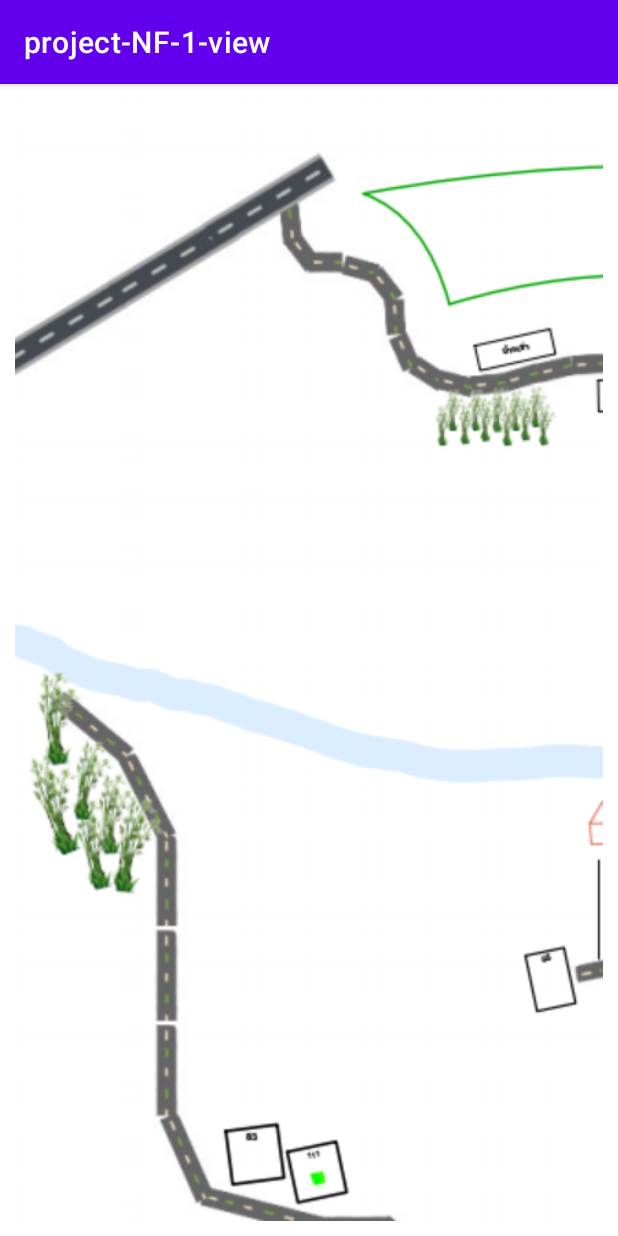
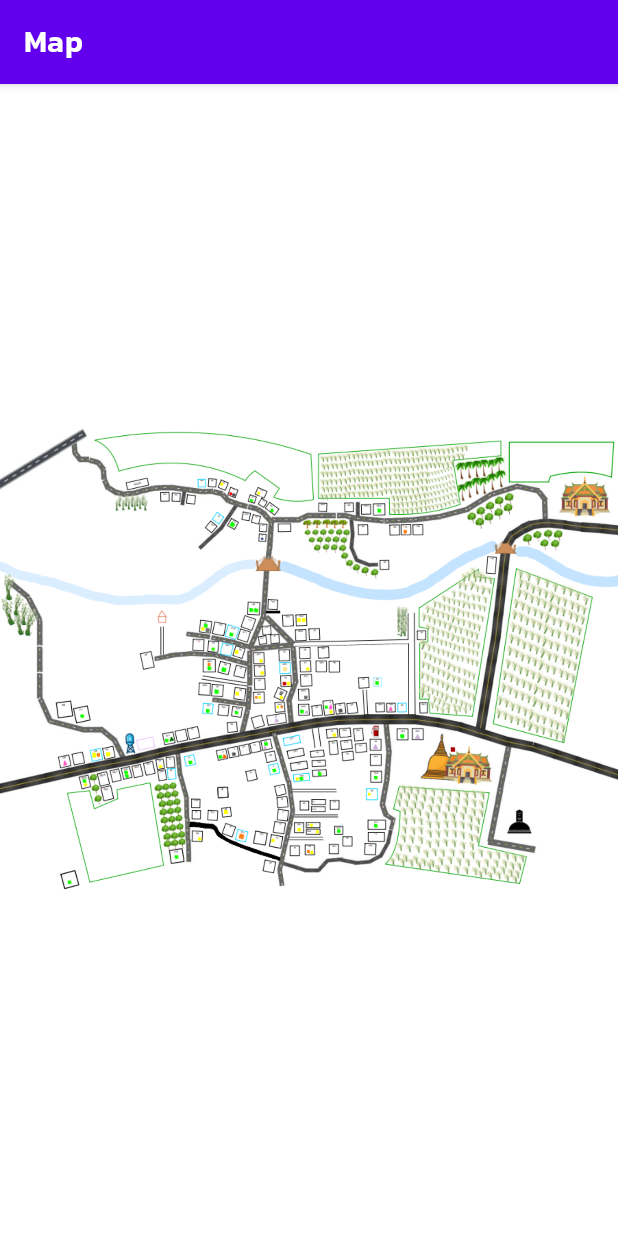
Before and after one commit to mekkkwiz/project-NF-1-view, an Android app: the screen it shows after launch (MainActivity), on a phone screen of 412 x 824 dp. Run offline under Robolectric (Android 15) with nearby library versions, the phone set to English and light mode, and no system bars; our stand-ins replace navigation-ui.

Commit message:
-add navigation path -add bottomsheet_dialog -add data to database -main map and other

```diff
--- a/app/build.gradle
+++ b/app/build.gradle
@@ -45,6 +45,8 @@ dependencies {
     implementation 'androidx.appcompat:appcompat:1.5.1'
     implementation 'com.google.android.material:material:1.7.0'
     implementation 'androidx.constraintlayout:constraintlayout:2.1.4'
+    implementation 'androidx.navigation:navigation-fragment-ktx:2.5.3'
+    implementation 'androidx.navigation:navigation-ui-ktx:2.5.3'
     testImplementation 'junit:junit:4.13.2'
     androidTestImplementation 'androidx.test.ext:junit:1.1.4'
     androidTestImplementation 'androidx.test.espresso:espresso-core:3.5.0'
--- a/app/src/main/java/com/prototype/project_nf_1_view/MainActivity.kt
+++ b/app/src/main/java/com/prototype/project_nf_1_view/MainActivity.kt
@@ -1,25 +1,23 @@
 package com.prototype.project_nf_1_view
+import android.os.Bundle
+import androidx.appcompat.app.AppCompatActivity
+import androidx.navigation.findNavController
+import androidx.navigation.fragment.NavHostFragment
 
-import android.os.Bundle
-import android.view.View
-import android.widget.Button
-import android.widget.Toast
-import androidx.appcompat.app.AppCompatActivity
+import androidx.navigation.ui.setupActionBarWithNavController
 
 class MainActivity : AppCompatActivity() {
     override fun onCreate(savedInstanceState: Bundle?) {
         super.onCreate(savedInstanceState)
         setContentView(R.layout.activity_main)
 
+        val navHostFragment = supportFragmentManager.findFragmentById(R.id.nav_host_fragment) as NavHostFragment
+        val navController = navHostFragment.navController
+        setupActionBarWithNavController(navController)
     }
 
-    fun marker1Click(view: View)
-    {
-        Toast.makeText(this, "address 88", Toast.LENGTH_LONG).show()
-    }
-
-    fun marker2Click(view: View)
-    {
-        Toast.makeText(this, "address 111", Toast.LENGTH_LONG).show()
+    override fun onSupportNavigateUp(): Boolean {
+        val navController = findNavController(R.id.nav_host_fragment)
+        return navController.navigateUp() || super.onSupportNavigateUp()
     }
 }
--- a/app/src/main/java/com/prototype/project_nf_1_view/data/PersonDao.kt
+++ b/app/src/main/java/com/prototype/project_nf_1_view/data/PersonDao.kt
@@ -17,8 +17,8 @@ interface PersonDao {
     fun readPersonByAddress(personAddress: String): LiveData<List<Person>>
 
     @Query("SELECT address FROM person_table WHERE first_name IN (:firstName)")
-    fun readAddressByFirstName(firstName: String): String
+    fun readAddressByFirstName(firstName: String): LiveData<String>
 
     @Query("SELECT vhv FROM person_table WHERE address IN (:personAddress)")
-    fun readVhvByAddress(personAddress: String): String
+    fun readVhvByAddress(personAddress: String): LiveData<String>
 }
--- a/app/src/main/java/com/prototype/project_nf_1_view/data/PersonRepository.kt
+++ b/app/src/main/java/com/prototype/project_nf_1_view/data/PersonRepository.kt
@@ -22,11 +22,11 @@ class PersonRepository(private val personDao: PersonDao) {
         return personDao.readPersonByAddress(personAddress)
     }
 
-    fun readAddressByFirstName(firstName: String): String {
+    fun readAddressByFirstName(firstName: String): LiveData<String> {
         return personDao.readAddressByFirstName(firstName)
     }
 
-    fun readVhvByAddress(personAddress: String): String {
+    fun readVhvByAddress(personAddress: String): LiveData<String> {
         return personDao.readVhvByAddress(personAddress)
     }
 }
--- /dev/null
+++ b/app/src/main/java/com/prototype/project_nf_1_view/fragments/AllMapFragment.kt
@@ -0,0 +1,43 @@
+package com.prototype.project_nf_1_view.fragments
+
+import android.os.Bundle
+import androidx.fragment.app.Fragment
+import android.view.LayoutInflater
+import android.view.View
+import android.view.ViewGroup
+import android.widget.Toast
+import androidx.navigation.fragment.findNavController
+import com.prototype.project_nf_1_view.R
+
+
+class AllMapFragment : Fragment() {
+
+    override fun onCreateView(
+        inflater: LayoutInflater, container: ViewGroup?,
+        savedInstanceState: Bundle?
+    ): View? {
+        // Inflate the layout for this fragment
+        val view = inflater.inflate(R.layout.fragment_all_map, container, false)
+
+        val btn_tl = view.findViewById<View>(R.id.btn_tl)
+        val btn_tr = view.findViewById<View>(R.id.btn_tr)
+        val btn_dl = view.findViewById<View>(R.id.btn_dl)
+        val btn_dr = view.findViewById<View>(R.id.btn_dr)
+
+        btn_tl.setOnClickListener {
+            Toast.makeText(context, "Top Left", Toast.LENGTH_SHORT).show()
+            findNavController().navigate(R.id.action_allMapFragment_to_mapTopLeftFragment)
+        }
+        btn_tr.setOnClickListener {
+            Toast.makeText(context, "Top Right", Toast.LENGTH_SHORT).show()
+        }
+        btn_dl.setOnClickListener {
+            Toast.makeText(context, "Down Left", Toast.LENGTH_SHORT).show()
+        }
+        btn_dr.setOnClickListener {
+            Toast.makeText(context, "Down Right", Toast.LENGTH_SHORT).show()
+        }
+
+        return view
+    }
+}
--- a/app/src/main/res/layout/activity_main.xml
+++ b/app/src/main/res/layout/activity_main.xml
@@ -1,6 +1,5 @@
 <?xml version="1.0" encoding="utf-8"?>
-<androidx.constraintlayout.widget.ConstraintLayout
-    xmlns:android="http://schemas.android.com/apk/res/android"
+<androidx.constraintlayout.widget.ConstraintLayout xmlns:android="http://schemas.android.com/apk/res/android"
     xmlns:app="http://schemas.android.com/apk/res-auto"
     xmlns:tools="http://schemas.android.com/tools"
     android:layout_width="match_parent"
@@ -8,62 +7,18 @@
     tools:context=".MainActivity">
 
 
-    <HorizontalScrollView
+    <androidx.fragment.app.FragmentContainerView
+        android:id="@+id/nav_host_fragment"
+        android:name="androidx.navigation.fragment.NavHostFragment"
         android:layout_width="match_parent"
         android:layout_height="match_parent"
-        android:padding="10dp">
-
-        <androidx.constraintlayout.widget.ConstraintLayout
-            android:layout_width="wrap_content"
-            android:layout_height="match_parent"
-            tools:context=".MainActivity">
-
-
-            <ImageView
-                android:id="@+id/img_map"
-                android:layout_width="wrap_content"
-                android:layout_height="0dp"
-                android:layout_alignParentEnd="true"
-                android:layout_alignParentBottom="true"
-                android:adjustViewBounds="true"
-                android:scaleType="centerCrop"
-                android:src="@drawable/map_topleft"
-                app:layout_constraintBottom_toBottomOf="parent"
-                app:layout_constraintStart_toStartOf="parent"
-                app:layout_constraintTop_toTopOf="parent"
-                app:layout_constraintVertical_bias="0.0" />
-
-            <Button
-                android:id="@+id/btn_marker1"
-                android:layout_width="40sp"
-                android:layout_height="40sp"
-                android:background="@drawable/home_icon"
-                android:alpha="0.0"
-                android:onClick="marker2Click"
-                android:text="111"
-                app:layout_constraintBottom_toBottomOf="parent"
-                app:layout_constraintEnd_toEndOf="parent"
-                app:layout_constraintHorizontal_bias="0.262"
-                app:layout_constraintStart_toStartOf="parent"
-                app:layout_constraintTop_toTopOf="parent"
-                app:layout_constraintVertical_bias="0.98" />
-
-            <Button
-                android:id="@+id/btn_marker"
-                android:layout_width="40sp"
-                android:layout_height="40sp"
-                android:background="@drawable/home_icon"
-                android:alpha="0.0"
-                android:onClick="marker1Click"
-                android:text="83"
-                app:layout_constraintBottom_toBottomOf="parent"
-                app:layout_constraintEnd_toEndOf="parent"
-                app:layout_constraintHorizontal_bias="0.203"
-                app:layout_constraintStart_toStartOf="parent"
-                app:layout_constraintTop_toTopOf="parent"
-                app:layout_constraintVertical_bias="0.959" />
-        </androidx.constraintlayout.widget.ConstraintLayout>
-
-    </HorizontalScrollView>
+        app:defaultNavHost="true"
+        app:layout_constraintBottom_toBottomOf="parent"
+        app:layout_constraintEnd_toEndOf="parent"
+        app:layout_constraintHorizontal_bias="0.5"
+        app:layout_constraintStart_toStartOf="parent"
+        app:layout_constraintTop_toTopOf="parent"
+        app:layout_constraintVertical_bias="0.5"
+        app:navGraph="@navigation/my_nav" />
 
 </androidx.constraintlayout.widget.ConstraintLayout>
--- /dev/null
+++ b/app/src/main/res/layout/fragment_all_map.xml
@@ -0,0 +1,71 @@
+<?xml version="1.0" encoding="utf-8"?>
+<androidx.constraintlayout.widget.ConstraintLayout xmlns:android="http://schemas.android.com/apk/res/android"
+    xmlns:app="http://schemas.android.com/apk/res-auto"
+    xmlns:tools="http://schemas.android.com/tools"
+    android:layout_width="match_parent"
+    android:layout_height="match_parent"
+    tools:context=".fragments.AllMapFragment"
+    android:layout_gravity="center">
+
+    <ImageView
+        android:id="@+id/imageView"
+        android:layout_width="wrap_content"
+        android:layout_height="match_parent"
+        android:src="@drawable/map_new"
+        app:layout_constraintBottom_toBottomOf="parent"
+        app:layout_constraintEnd_toEndOf="parent"
+        app:layout_constraintHorizontal_bias="0.0"
+        app:layout_constraintStart_toStartOf="parent"
+        app:layout_constraintTop_toTopOf="parent"
+        app:layout_constraintVertical_bias="0.0" />
+
+    <Button
+        android:id="@+id/btn_tl"
+        android:layout_width="179dp"
+        android:layout_height="202dp"
+        android:alpha="0"
+        app:layout_constraintBottom_toBottomOf="parent"
+        app:layout_constraintEnd_toEndOf="parent"
+        app:layout_constraintHorizontal_bias="0.0"
+        app:layout_constraintStart_toStartOf="parent"
+        app:layout_constraintTop_toTopOf="@+id/imageView"
+        app:layout_constraintVertical_bias="0.425" />
+
+    <Button
+        android:id="@+id/btn_tr"
+        android:layout_width="229dp"
+        android:layout_height="191dp"
+        android:alpha="0"
+        app:layout_constraintBottom_toBottomOf="parent"
+        app:layout_constraintEnd_toEndOf="parent"
+        app:layout_constraintHorizontal_bias="0.983"
+        app:layout_constraintStart_toStartOf="parent"
+        app:layout_constraintTop_toTopOf="@+id/imageView"
+        app:layout_constraintVertical_bias="0.418" />
+
+    <Button
+        android:id="@+id/btn_dl"
+        android:layout_width="184dp"
+        android:layout_height="130dp"
+        android:alpha="0"
+        app:layout_constraintBottom_toBottomOf="parent"
+        app:layout_constraintEnd_toEndOf="parent"
+        app:layout_constraintHorizontal_bias="0.0"
+        app:layout_constraintStart_toStartOf="parent"
+        app:layout_constraintTop_toTopOf="@+id/imageView"
+        app:layout_constraintVertical_bias="0.65" />
+
+    <Button
+        android:id="@+id/btn_dr"
+        android:layout_width="226dp"
+        android:layout_height="134dp"
+        android:alpha="0"
+        app:layout_constraintBottom_toBottomOf="parent"
+        app:layout_constraintEnd_toEndOf="parent"
+        app:layout_constraintHorizontal_bias="1.0"
+        app:layout_constraintStart_toStartOf="parent"
+        app:layout_constraintTop_toTopOf="@+id/imageView"
+        app:layout_constraintVertical_bias="0.648" />
+
+
+</androidx.constraintlayout.widget.ConstraintLayout>
--- /dev/null
+++ b/app/src/main/res/navigation/my_nav.xml
@@ -0,0 +1,26 @@
+<?xml version="1.0" encoding="utf-8"?>
+<navigation xmlns:android="http://schemas.android.com/apk/res/android"
+    xmlns:app="http://schemas.android.com/apk/res-auto"
+    xmlns:tools="http://schemas.android.com/tools"
+    android:id="@+id/my_nav"
+    app:startDestination="@id/allMapFragment">
+
+    <fragment
+        android:id="@+id/allMapFragment"
+        android:name="com.prototype.project_nf_1_view.fragments.AllMapFragment"
+        android:label="Map"
+        tools:layout="@layout/fragment_all_map" >
+        <action
+            android:id="@+id/action_allMapFragment_to_mapTopLeftFragment"
+            app:destination="@id/mapTopLeftFragment" />
+    </fragment>
+    <fragment
+        android:id="@+id/mapTopLeftFragment"
+        android:name="com.prototype.project_nf_1_view.fragments.MapTopLeftFragment"
+        android:label="Top Left Map"
+        tools:layout="@layout/fragment_map_top_left" >
+        <action
+            android:id="@+id/action_mapTopLeftFragment_to_allMapFragment"
+            app:destination="@id/allMapFragment" />
+    </fragment>
+</navigation>
--- a/app/src/main/res/values/themes.xml
+++ b/app/src/main/res/values/themes.xml
@@ -12,7 +12,7 @@
         <!-- Status bar color. -->
         <item name="android:statusBarColor">?attr/colorPrimaryVariant</item>
         <!-- Customize your theme here. -->
-<!--        <item name="android:textViewStyle">@style/RobotoTextViewStyle</item>-->
-<!--        <item name="buttonStyle">@style/RobotoButtonStyle</item>-->
+        <item name="android:fontFamily">@font/kanit_semi_bold</item>
+
     </style>
 </resources>
```
Also changed, not shown: app/src/main/java/com/prototype/project_nf_1_view/DialogFragment.kt (deleted, +0 -59 lines), app/src/main/java/com/prototype/project_nf_1_view/data/PersonViewModel.kt (+4 -4 lines), app/src/main/java/com/prototype/project_nf_1_view/fragments/MapTopLeftFragment.kt (added, +41 -0 lines), app/src/main/java/com/prototype/project_nf_1_view/fragments/dialog/DialogFragment.kt (added, +63 -0 lines), app/src/main/java/com/prototype/project_nf_1_view/fragments/dialog/DialogListAdapter.kt (added, +51 -0 lines), app/src/main/res/layout/fragment_bottom_sheet.xml (added, +64 -0 lines), app/src/main/res/layout/fragment_dialog.xml (deleted, +0 -52 lines), app/src/main/res/layout/fragment_map_top_left.xml (added, +65 -0 lines), app/src/main/res/layout/list_person.xml (+26 -10 lines).
